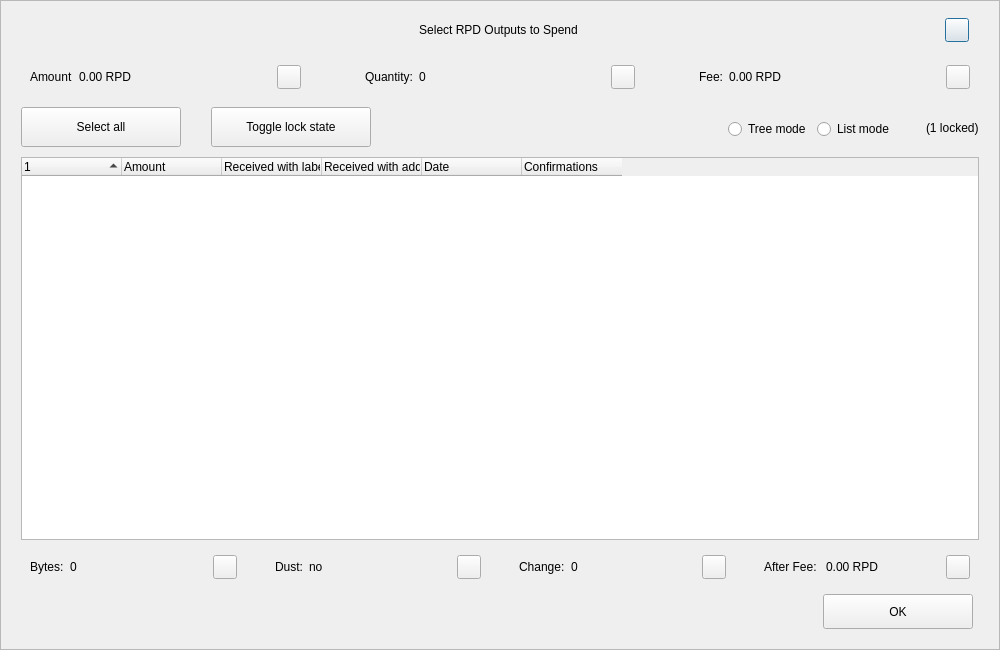
First picture: the form in src/qt/forms/coincontroldialog.ui, repository RapidsOfficial/Rapids, before the edit.
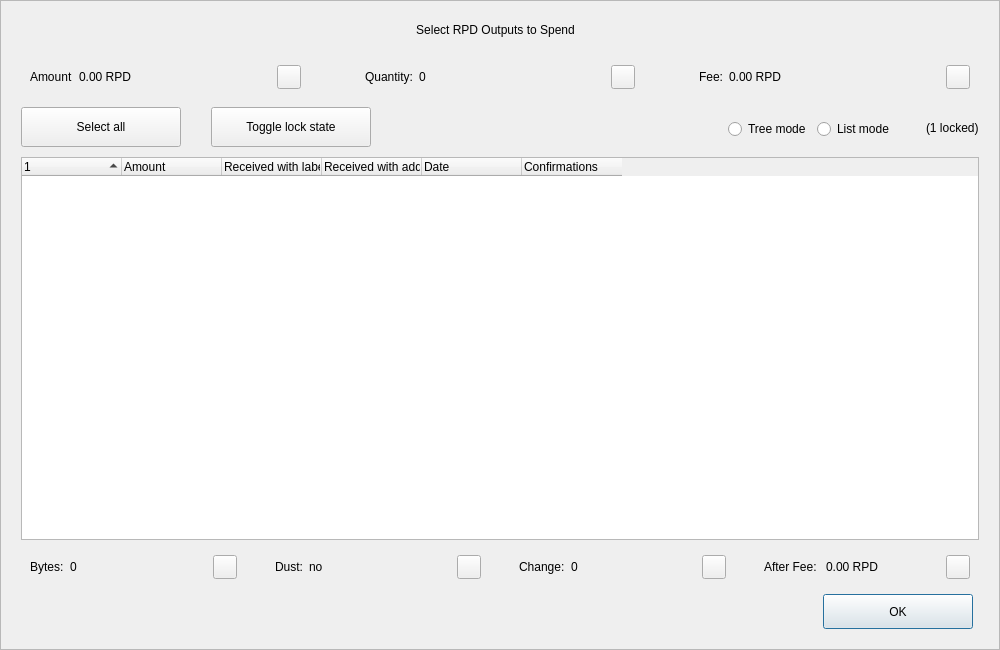
Second picture: the form after the edit. Custom widgets are drawn as their Qt base class.

What changed in the file:
```diff
--- a/src/qt/forms/coincontroldialog.ui
+++ b/src/qt/forms/coincontroldialog.ui
@@ -97,9 +97,6 @@
             <height>40</height>
            </size>
           </property>
-          <property name="styleSheet">
-           <string notr="true">padding-left:30px;</string>
-          </property>
           <property name="text">
            <string>Select RPD Outputs to Spend</string>
           </property>
@@ -124,25 +121,6 @@
           </property>
          </spacer>
         </item>
-        <item>
-         <widget class="QPushButton" name="btnEsc">
-          <property name="minimumSize">
-           <size>
-            <width>24</width>
-            <height>24</height>
-           </size>
-          </property>
-          <property name="maximumSize">
-           <size>
-            <width>24</width>
-            <height>24</height>
-           </size>
-          </property>
-          <property name="text">
-           <string/>
-          </property>
-         </widget>
-        </item>
        </layout>
       </item>
       <item>
```
